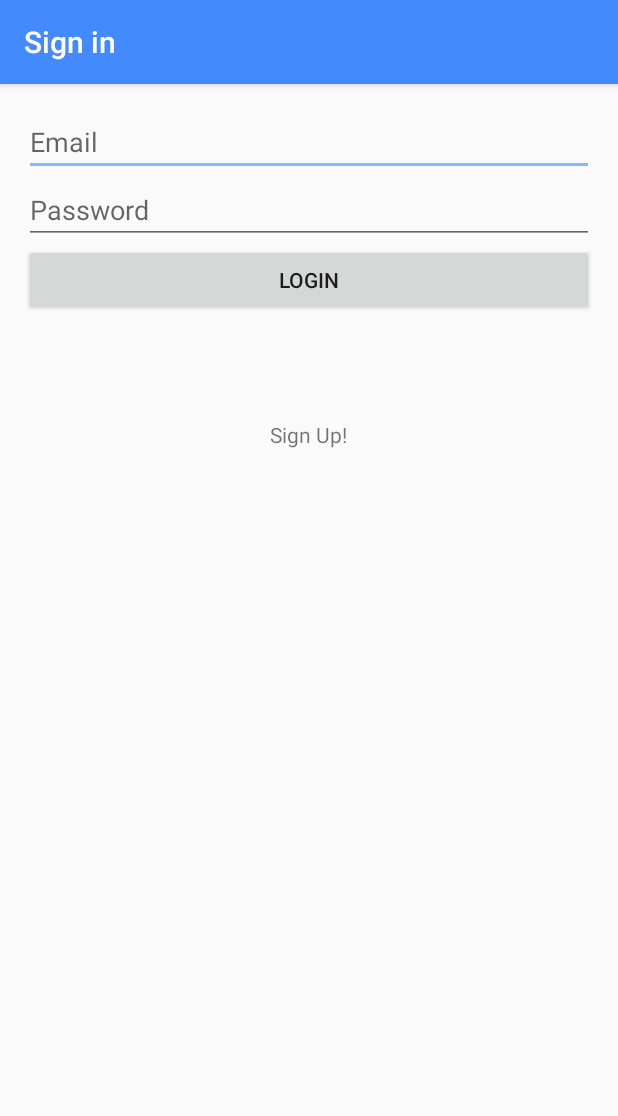
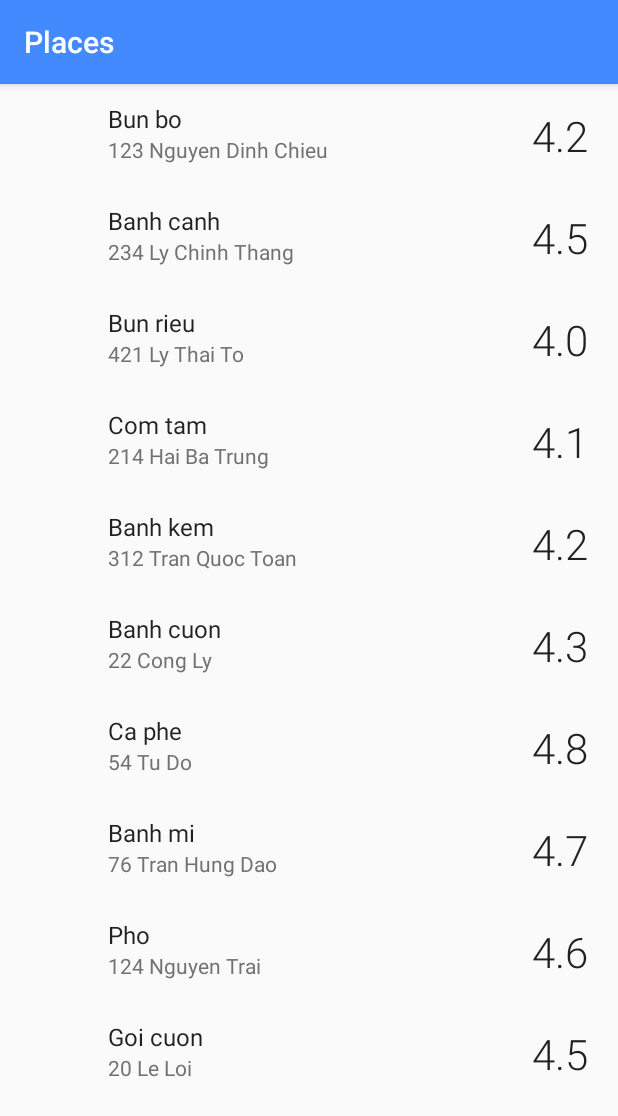
Before and after one commit to theKastle/routeManager, an Android app: the screen it shows after launch (LoginActivity before the commit, PlaceActivity after it), on a phone screen of 412 x 824 dp. Shown: the top 1116 px of the screen. Run offline under Robolectric (Android 15) with nearby library versions, the phone set to English and light mode, and no system bars.

Commit message:
PlaceActivity + PlaceAdapter with fake data (WIP)

```diff
--- a/app/src/main/AndroidManifest.xml
+++ b/app/src/main/AndroidManifest.xml
@@ -43,22 +43,42 @@
         <activity
             android:name=".MapsActivity"
             android:label="Find Route" />
+
+
+        <!-- <activity -->
+        <!-- android:name=".MainActivity" -->
+        <!-- android:label="My Routes"> -->
+        <!-- <intent-filter> -->
+        <!-- <action android:name="android.intent.action.MAIN" /> -->
+        <!-- <category android:name="android.intent.category.LAUNCHER" /> -->
+        <!-- </intent-filter> -->
+        <!-- </activity> -->
+
         <activity
-            android:name=".MainActivity"
-            android:label="My Routes">
+            android:name=".PlaceActivity"
+            android:label="@string/places_activity_label">
             <intent-filter>
                 <action android:name="android.intent.action.MAIN" />
 
                 <category android:name="android.intent.category.LAUNCHER" />
             </intent-filter>
         </activity>
+
+        <!--Login Activity-->
         <activity
             android:name=".LoginActivity"
             android:label="@string/title_activity_login" />
-        <activity android:name=".SignupActivity"
-            android:label="Sign up"></activity>
-        <activity android:name=".ViewRouteDetailActivity"
-            android:label="Route Detail"></activity>
+
+        <!--Sign-up Acitivity-->
+        <activity
+            android:name=".SignupActivity"
+            android:label="Sign up" />
+
+        <!--View Route Detail-->
+        <activity
+            android:name=".ViewRouteDetailActivity"
+            android:label="Route Detail" />
+
     </application>
 
 </manifest>
--- /dev/null
+++ b/app/src/main/java/com/example/onthe/map/PlaceActivity.java
@@ -0,0 +1,33 @@
+package com.example.onthe.map;
+
+import android.os.Bundle;
+import android.support.v7.app.AppCompatActivity;
+import android.support.v7.widget.LinearLayoutManager;
+import android.support.v7.widget.RecyclerView;
+
+import com.example.onthe.map.utils.FakeDateUtils;
+
+public class PlaceActivity extends AppCompatActivity {
+    private PlaceAdapter mPlaceAdapter;
+    private RecyclerView mRecyclerView;
+
+    @Override
+    protected void onCreate(Bundle savedInstanceState) {
+        super.onCreate(savedInstanceState);
+        setContentView(R.layout.activity_places);
+
+        mRecyclerView = (RecyclerView) findViewById(R.id.rv_places);
+
+        LinearLayoutManager layoutManager = new LinearLayoutManager(
+                this, LinearLayoutManager.VERTICAL, false);
+
+        mRecyclerView.setLayoutManager(layoutManager);
+
+        mRecyclerView.setHasFixedSize(true);
+
+        mPlaceAdapter = new PlaceAdapter(this);
+
+        mRecyclerView.setAdapter(mPlaceAdapter);
+        mPlaceAdapter.setPlaceData(FakeDateUtils.insertFakePlaces());
+    }
+}
--- /dev/null
+++ b/app/src/main/java/com/example/onthe/map/PlaceAdapter.java
@@ -0,0 +1,105 @@
+package com.example.onthe.map;
+
+import android.content.Context;
+import android.support.v7.widget.RecyclerView;
+import android.view.LayoutInflater;
+import android.view.View;
+import android.view.ViewGroup;
+import android.widget.ImageView;
+import android.widget.TextView;
+
+import com.example.onthe.map.data.Place;
+
+/**
+ * Created by phucle on 9/6/17.
+ */
+
+public class PlaceAdapter extends RecyclerView.Adapter<PlaceAdapter.PlaceAdapterViewHolder> {
+
+    // The context we use to inflate layouts and get UI resources.
+    private final Context mContext;
+    // Fake place data
+    private Place[] mPlaceData;
+
+    /**
+     * Creates a PlaceAdapter
+     *
+     * @param context used to inflate layouts and get UI resources.
+     */
+    public PlaceAdapter(Context context) {
+        mContext = context;
+    }
+
+    /**
+     * Gets called when ViewHolder first created. Decide which layout to be inflated.
+     *
+     * @param parent   the parent ViewGroup that these ViewHolders are contained within.
+     * @param viewType use if the RecyclerView has more than one type of item
+     * @return a PlaceAdapterHolder that holds the View for each list item.
+     */
+    @Override
+    public PlaceAdapterViewHolder onCreateViewHolder(ViewGroup parent, int viewType) {
+        int layoutId = R.layout.places_list_item;
+        View view = LayoutInflater.from(mContext).inflate(layoutId, parent, false);
+        return new PlaceAdapterViewHolder(view);
+    }
+
+    /**
+     * Display the data at a specific position for the ViewHolders.
+     *
+     * @param holder   The ViewHolder should be updated to represent the content at
+     *                 the given position.
+     * @param position The position of the item in the dataset.
+     */
+    @Override
+    public void onBindViewHolder(PlaceAdapterViewHolder holder, int position) {
+        // TODO: set data
+        Place aPlace = mPlaceData[position];
+        String name = aPlace.getPlaceName();
+        String address = aPlace.getPlaceAddress();
+        double rating = aPlace.getPlaceRating();
+
+        holder.nameTextView.setText(name);
+        holder.addressTextView.setText(address);
+        holder.ratingTextView.setText(String.valueOf(rating));
+    }
+
+    /**
+     * Return the number of items to display.
+     *
+     * @return The number of items in the list item.
+     */
+    @Override
+    public int getItemCount() {
+        if (mPlaceData == null)
+            return 0;
+        return mPlaceData.length;
+    }
+
+    public void setPlaceData(Place[] foodPlace) {
+        mPlaceData = foodPlace;
+        notifyDataSetChanged();
+    }
+
+    /**
+     * Cache of the child views for a list item.
+     */
+    class PlaceAdapterViewHolder extends RecyclerView.ViewHolder {
+        final ImageView iconImageView;
+
+        final TextView nameTextView;
+        final TextView addressTextView;
+        final TextView ratingTextView;
+
+        public PlaceAdapterViewHolder(View itemView) {
+            super(itemView);
+
+            iconImageView = (ImageView) itemView.findViewById(R.id.iv_place_icon);
+
+            nameTextView = (TextView) itemView.findViewById(R.id.tv_place_name);
+            addressTextView = (TextView) itemView.findViewById(R.id.tv_place_address);
+            ratingTextView = (TextView) itemView.findViewById(R.id.tv_rating);
+        }
+
+    }
+}
--- /dev/null
+++ b/app/src/main/java/com/example/onthe/map/data/Place.java
@@ -0,0 +1,62 @@
+package com.example.onthe.map.data;
+
+/**
+ * Created by phucle on 9/6/17.
+ */
+
+public class Place {
+    private String placeName;
+    private String placeAddress;
+    private String placePhone;
+    private double placeRating;
+    private String photoUrl;
+
+    public Place(String name, String address,
+                 String phone, double rating, String photo) {
+        placeName = name;
+        placeAddress = address;
+        placePhone = phone;
+        placeRating = rating;
+        photoUrl = photo;
+    }
+
+    public String getPlaceName() {
+        return placeName;
+    }
+
+    public void setPlaceName(String placeName) {
+        this.placeName = placeName;
+    }
+
+    public String getPlaceAddress() {
+        return placeAddress;
+    }
+
+    public void setPlaceAddress(String placeAddress) {
+        this.placeAddress = placeAddress;
+    }
+
+    public String getPlacePhone() {
+        return placePhone;
+    }
+
+    public void setPlacePhone(String placePhone) {
+        this.placePhone = placePhone;
+    }
+
+    public double getPlaceRating() {
+        return placeRating;
+    }
+
+    public void setPlaceRating(float placeRating) {
+        this.placeRating = placeRating;
+    }
+
+    public String getPhotoUrl() {
+        return photoUrl;
+    }
+
+    public void setPhotoUrl(String photoUrl) {
+        this.photoUrl = photoUrl;
+    }
+}
--- /dev/null
+++ b/app/src/main/java/com/example/onthe/map/utils/FakeDateUtils.java
@@ -0,0 +1,24 @@
+package com.example.onthe.map.utils;
+
+import com.example.onthe.map.data.Place;
+
+/**
+ * Created by phucle on 9/6/17.
+ */
+
+public final class FakeDateUtils {
+    public static Place[] insertFakePlaces() {
+        return new Place[] {
+                new Place("Bun bo", "123 Nguyen Dinh Chieu", "123456789", 4.2, null),
+                new Place("Banh canh", "234 Ly Chinh Thang", "332324344", 4.5, null),
+                new Place("Bun rieu", "421 Ly Thai To", "213213233", 4.0, null),
+                new Place("Com tam", "214 Hai Ba Trung", "223456788", 4.1, null),
+                new Place("Banh kem", "312 Tran Quoc Toan", "323456780", 4.2, null),
+                new Place("Banh cuon", "22 Cong Ly", "523456781", 4.3, null),
+                new Place("Ca phe", "54 Tu Do", "523456782", 4.8, null),
+                new Place("Banh mi", "76 Tran Hung Dao", "523456785", 4.7, null),
+                new Place("Pho", "124 Nguyen Trai", "323456787", 4.6, null),
+                new Place("Goi cuon", "20 Le Loi", "623456782", 4.5, null),
+        };
+    }
+}
--- a/app/src/main/res/values/colors.xml
+++ b/app/src/main/res/values/colors.xml
@@ -2,6 +2,9 @@
 <resources>
     <color name="colorPrimary">#448aff</color>
     <color name="colorPrimaryDark">#005ecb</color>
-    <color name="colorAccent">#83b9ff
-    </color>
+    <color name="colorAccent">#83b9ff</color>
+
+    <!--Color for Text-->
+    <color name="color_text_primary">#212121</color>
+    <color name="color_text_light">#727272</color>
 </resources>
--- a/app/src/main/res/values/dimens.xml
+++ b/app/src/main/res/values/dimens.xml
@@ -2,4 +2,16 @@
     <!-- Default screen margins, per the Android Design guidelines. -->
     <dimen name="activity_horizontal_margin">16dp</dimen>
     <dimen name="activity_vertical_margin">16dp</dimen>
+
+    <!--Icon size-->
+    <dimen name="list_icon">40dp</dimen>
+
+    <dimen name="rating_spacing">4dp</dimen>
+    <dimen name="rating_text_size">28dp</dimen>
+
+    <!--Padding for List Item View-->
+    <dimen name="list_item_padding_horizontal">16dp</dimen>
+    <dimen name="list_item_padding_vertical">12dp</dimen>
+    <dimen name="list_item_place_name_left_margin">16dp</dimen>
+    <dimen name="list_item_place_name_start_margin">@dimen/list_item_place_name_left_margin</dimen>
 </resources>
--- a/app/src/main/res/values/strings.xml
+++ b/app/src/main/res/values/strings.xml
@@ -29,4 +29,9 @@
     <string name="action_logout">Logout</string>
     <string name="open">open</string>
     <string name="close">close</string>
+
+    <!--*********************-->
+    <!--Used by PlaceActivity-->
+    <!--*********************-->
+    <string name="places_activity_label">Places</string>
 </resources>
```
